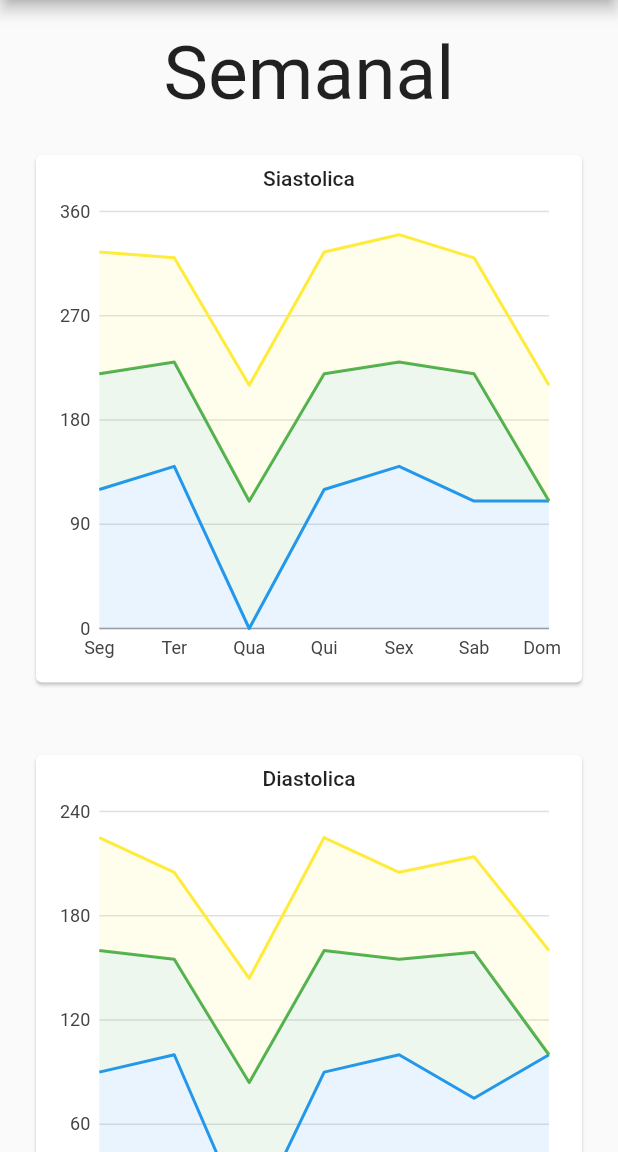
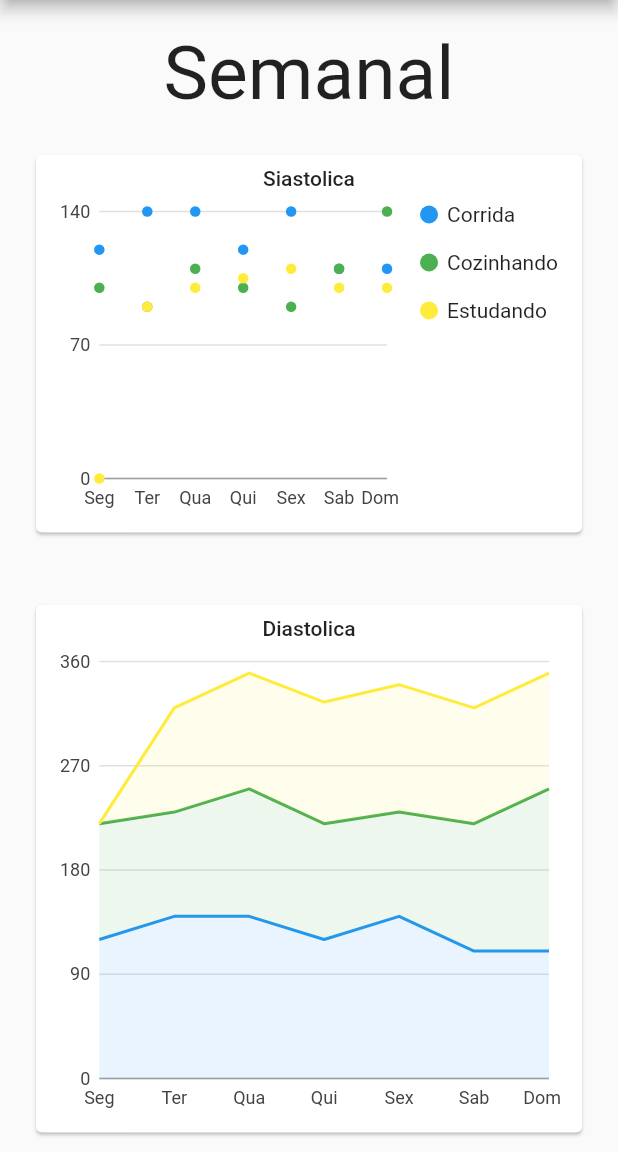
Before and after one commit to BrayanBertan/pressao_arterial, a Flutter app: the RelatorioGraficoPage screen opened directly, swiped to page 2, on a phone screen of 412 x 824 dp, the part 84-1236 px from its top. Run offline on Flutter 3.47's test engine with Material 2 defaults, Android fonts, the phone set to English and light mode, and no system bars; our stand-ins replace charts_flutter, flutter_custom_clippers, flutter_speed_dial, table_calendar.

Commit message:
Grafico bola

```diff
--- a/lib/relatorioGrafico.dart
+++ b/lib/relatorioGrafico.dart
@@ -33,77 +33,35 @@ class _RelatorioGraficoPageState extends State<RelatorioGraficoPage> {
     GraficoConstrutor(eixoX: 6, eixoY: 60),
   ];
 
-  static final List<GraficoConstrutor> _pressaoSiastolicaAtividadeCorrerLista = [
-    GraficoConstrutor(eixoX: 0, eixoY: 120),
-    GraficoConstrutor(eixoX: 1, eixoY: 140),
-    GraficoConstrutor(eixoX: 2, eixoY: null),
-    GraficoConstrutor(eixoX: 3, eixoY: 120),
-    GraficoConstrutor(eixoX: 4, eixoY: 140),
-    GraficoConstrutor(eixoX: 5, eixoY: 110),
-    GraficoConstrutor(eixoX: 6, eixoY: 110),
+  static final List<LinearSales> _pressaoSiastolicaAtividadeCorrerLista = [
+    LinearSales(eixoX: 0, eixoY: 120,r:8.0),
+    LinearSales(eixoX: 1, eixoY: 140,r:8.0),
+    LinearSales(eixoX: 2, eixoY: 140,r:8.0),
+    LinearSales(eixoX: 3, eixoY: 120,r:8.0),
+    LinearSales(eixoX: 4, eixoY: 140,r:8.0),
+    LinearSales(eixoX: 5, eixoY: 110,r:8.0),
+    LinearSales(eixoX: 6, eixoY: 110,r:8.0),
   ];
 
-  static final List<GraficoConstrutor> _pressaoDiastolicaAtividadeCorrerLista = [
-    GraficoConstrutor(eixoX: 0, eixoY: 90),
-    GraficoConstrutor(eixoX: 1, eixoY: 100),
-    GraficoConstrutor(eixoX: 2, eixoY: null),
-    GraficoConstrutor(eixoX: 3, eixoY: 90),
-    GraficoConstrutor(eixoX: 4, eixoY: 100),
-    GraficoConstrutor(eixoX: 5, eixoY: 75),
-    GraficoConstrutor(eixoX: 6, eixoY: 100),
-  ];
-
-   static final List<GraficoConstrutor> _pressaoSiastolicaAtividadeCozinhandoLista = [
-     GraficoConstrutor(eixoX: 0, eixoY: 100),
-     GraficoConstrutor(eixoX: 1, eixoY: 90),
-     GraficoConstrutor(eixoX: 2, eixoY: 110),
-     GraficoConstrutor(eixoX: 3, eixoY: 100),
-     GraficoConstrutor(eixoX: 4, eixoY: 90),
-     GraficoConstrutor(eixoX: 5, eixoY: 110),
-     GraficoConstrutor(eixoX: 6, eixoY: null),
+   static final List<LinearSales> _pressaoSiastolicaAtividadeCozinhandoLista = [
+     LinearSales(eixoX: 0, eixoY: 100,r:8.0),
+     LinearSales(eixoX: 1, eixoY: 90,r:8.0),
+     LinearSales(eixoX: 2, eixoY: 110,r:8.0),
+     LinearSales(eixoX: 3, eixoY: 100,r:8.0),
+     LinearSales(eixoX: 4, eixoY: 90,r:8.0),
+     LinearSales(eixoX: 5, eixoY: 110,r:8.0),
+     LinearSales(eixoX: 6, eixoY: 140,r:8.0),
    ];
 
-   static final List<GraficoConstrutor> _pressaoDiastolicaAtividadeCozinhandoLista = [
-     GraficoConstrutor(eixoX: 0, eixoY: 70),
-     GraficoConstrutor(eixoX: 1, eixoY: 55),
-     GraficoConstrutor(eixoX: 2, eixoY: 84),
-     GraficoConstrutor(eixoX: 3, eixoY: 70),
-     GraficoConstrutor(eixoX: 4, eixoY: 55),
-     GraficoConstrutor(eixoX: 5, eixoY: 84),
-     GraficoConstrutor(eixoX: 6, eixoY: null),
-
+   static final List<LinearSales> _pressaoSiastolicaAtividadeEstudandoLista = [
+     LinearSales(eixoX: 0, eixoY: null,r:8.0),
+     LinearSales(eixoX: 1, eixoY: 90,r:8.0),
+     LinearSales(eixoX: 2, eixoY: 100,r:8.0),
+     LinearSales(eixoX: 3, eixoY: 105,r:8.0),
+     LinearSales(eixoX: 4, eixoY: 110,r:8.0),
+     LinearSales(eixoX: 5, eixoY: 100,r:8.0),
+     LinearSales(eixoX: 6, eixoY: 100,r:8.0),
    ];
-
-   static final List<GraficoConstrutor> _pressaoSiastolicaAtividadeEstudandoLista = [
-     GraficoConstrutor(eixoX: 0, eixoY: 105),
-     GraficoConstrutor(eixoX: 1, eixoY: 90),
-     GraficoConstrutor(eixoX: 2, eixoY: 100),
-     GraficoConstrutor(eixoX: 3, eixoY: 105),
-     GraficoConstrutor(eixoX: 4, eixoY: 110),
-     GraficoConstrutor(eixoX: 5, eixoY: 100),
-     GraficoConstrutor(eixoX: 6, eixoY: 100),
-   ];
-
-   static final List<GraficoConstrutor> _pressaoDiastolicaAtividadeEstudandoLista = [
-     GraficoConstrutor(eixoX: 0, eixoY: 65),
-     GraficoConstrutor(eixoX: 1, eixoY: 50),
-     GraficoConstrutor(eixoX: 2, eixoY: 60),
-     GraficoConstrutor(eixoX: 3, eixoY: 65),
-     GraficoConstrutor(eixoX: 4, eixoY: 50),
-     GraficoConstrutor(eixoX: 5, eixoY: 55),
-     GraficoConstrutor(eixoX: 6, eixoY: 60),
-   ];
-
-
-
-  List<charts.Series<GraficoBarra, String>> _seriesBarra = [
-    charts.Series(
-        id: "GraficoBarraId",
-        data: _exemploBarraLista,
-        domainFn: (GraficoBarra series, _) => series.eixoX,
-        measureFn: (GraficoBarra series, _) => series.eixoY)
-  ];
-
   static List<charts.Series<GraficoConstrutor, int>> seriesSiastolica = [
     charts.Series<GraficoConstrutor, int>(
       id: 'graficoSiastolicaId',
@@ -123,52 +81,31 @@ class _RelatorioGraficoPageState extends State<RelatorioGraficoPage> {
       data: _pressaoDiastolicaTempoLista,
     )
   ];
-  static List<charts.Series<GraficoConstrutor, int>> seriesAtividadeSiastolica = [
-    charts.Series<GraficoConstrutor, int>(
-      id: 'graficoSiastolicaId',
+  static List<charts.Series<LinearSales, int>> seriesAtividadeSiastolica = [
+    charts.Series<LinearSales, int>(
+      id: 'Corrida',
       colorFn: (_, __) => charts.MaterialPalette.blue.shadeDefault,
-      domainFn: (GraficoConstrutor series, _) => series.eixoX,
-      measureFn: (GraficoConstrutor series, _) => series.eixoY,
+      domainFn: (LinearSales series, _) => series.eixoX,
+      measureFn: (LinearSales series, _) => series.eixoY,
+      radiusPxFn: (LinearSales sales, _) => sales.r,
       data: _pressaoSiastolicaAtividadeCorrerLista,
     ),
-    charts.Series<GraficoConstrutor, int>(
-      id: 'graficoSiastolicaId',
+    charts.Series<LinearSales, int>(
+      id: 'Cozinhando',
       colorFn: (_, __) => charts.MaterialPalette.green.shadeDefault,
-      domainFn: (GraficoConstrutor series, _) => series.eixoX,
-      measureFn: (GraficoConstrutor series, _) => series.eixoY,
+      domainFn: (LinearSales series, _) => series.eixoX,
+      measureFn: (LinearSales series, _) => series.eixoY,
+      radiusPxFn: (LinearSales sales, _) => sales.r,
       data: _pressaoSiastolicaAtividadeCozinhandoLista,
     ),
-    charts.Series<GraficoConstrutor, int>(
-      id: 'graficoSiastolicaId',
+    charts.Series<LinearSales, int>(
+      id: 'Estudando',
       colorFn: (_, __) => charts.MaterialPalette.yellow.shadeDefault,
-      domainFn: (GraficoConstrutor series, _) => series.eixoX,
-      measureFn: (GraficoConstrutor series, _) => series.eixoY,
+      domainFn: (LinearSales series, _) => series.eixoX,
+      measureFn: (LinearSales series, _) => series.eixoY,
+      radiusPxFn: (LinearSales sales, _) => sales.r,
       data: _pressaoSiastolicaAtividadeEstudandoLista,
     )
-  ];
-
-  static List<charts.Series<GraficoConstrutor, int>> seriesAtividadeDiastolica = [
-    charts.Series<GraficoConstrutor, int>(
-      id: 'graficoDiastolicaId',
-      colorFn: (_, __) => charts.MaterialPalette.blue.shadeDefault,
-      domainFn: (GraficoConstrutor series, _) => series.eixoX,
-      measureFn: (GraficoConstrutor series, _) => series.eixoY,
-      data: _pressaoDiastolicaAtividadeCorrerLista,
-    ),
-    charts.Series<GraficoConstrutor, int>(
-      id: 'graficoDiastolicaId',
-      colorFn: (_, __) => charts.MaterialPalette.green.shadeDefault,
-      domainFn: (GraficoConstrutor series, _) => series.eixoX,
-      measureFn: (GraficoConstrutor series, _) => series.eixoY,
-      data: _pressaoDiastolicaAtividadeCozinhandoLista,
-    ),
-    charts.Series<GraficoConstrutor, int>(
-      id: 'graficoDiastolicaId',
-      colorFn: (_, __) => charts.MaterialPalette.yellow.shadeDefault,
-      domainFn: (GraficoConstrutor series, _) => series.eixoX,
-      measureFn: (GraficoConstrutor series, _) => series.eixoY,
-      data: _pressaoDiastolicaAtividadeEstudandoLista,
-    ),
   ];
   final eixoXPersonalizado = charts.BasicNumericTickFormatterSpec((num valor) {
     switch(valor) {
@@ -294,7 +231,7 @@ class _RelatorioGraficoPageState extends State<RelatorioGraficoPage> {
                 ),
               ),
               Container(
-                height: 400,
+                height: 300,
                 padding: EdgeInsets.all(20),
                 child: Card(
                   child: Padding(
@@ -306,21 +243,22 @@ class _RelatorioGraficoPageState extends State<RelatorioGraficoPage> {
                           style: Theme.of(context).textTheme.body2,
                         ),
                         Expanded(
-                          child: charts.LineChart(
+                          child: charts.ScatterPlotChart(
                             seriesAtividadeSiastolica,
-                            defaultRenderer:
-                            new charts.LineRendererConfig(includeArea: true, stacked: true),
                             animate: true,
                             primaryMeasureAxis: new charts.NumericAxisSpec(
                                 tickProviderSpec:
                                 new charts.BasicNumericTickProviderSpec(
-                                    desiredTickCount: 5)),
+                                    desiredTickCount: 3)),
                             domainAxis: charts.NumericAxisSpec(
                               tickProviderSpec:
                               charts.BasicNumericTickProviderSpec(
                                   desiredTickCount: 7),
                               tickFormatterSpec: eixoXPersonalizado,
                             ),
+                            behaviors: [
+                              new charts.SeriesLegend(position: charts.BehaviorPosition.end),
+                            ],
                           ),
                         ),
                       ],
@@ -342,7 +280,7 @@ class _RelatorioGraficoPageState extends State<RelatorioGraficoPage> {
                         ),
                         Expanded(
                           child: charts.LineChart(
-                            seriesAtividadeDiastolica,
+                            seriesAtividadeSiastolica,
                             defaultRenderer:
                             new charts.LineRendererConfig(includeArea: true, stacked: true),
                             animate: true,
@@ -369,55 +307,7 @@ class _RelatorioGraficoPageState extends State<RelatorioGraficoPage> {
     ])
     );
   }
-
-  static final List<GraficoBarra> _exemploBarraLista = [
-    GraficoBarra(
-      eixoX: "Segunda",
-      eixoY: 10,
-      barColor: charts.ColorUtil.fromDartColor(gc.corPadrao),
-    ),
-    GraficoBarra(
-      eixoX: "Terça",
-      eixoY: 9,
-      barColor: charts.ColorUtil.fromDartColor(gc.corPadrao),
-    ),
-    GraficoBarra(
-      eixoX: "Quarta",
-      eixoY: 11,
-      barColor: charts.ColorUtil.fromDartColor(gc.corPadrao),
-    ),
-    GraficoBarra(
-      eixoX: "Quinta",
-      eixoY: 14,
-      barColor: charts.ColorUtil.fromDartColor(gc.corPadrao),
-    ),
-    GraficoBarra(
-      eixoX: "Sexta",
-      eixoY: 15,
-      barColor: charts.ColorUtil.fromDartColor(gc.corPadrao),
-    ),
-    GraficoBarra(
-      eixoX: "Sabado",
-      eixoY: 8,
-      barColor: charts.ColorUtil.fromDartColor(gc.corPadrao),
-    ),
-    GraficoBarra(
-      eixoX: "Domingo",
-      eixoY: 11,
-      barColor: charts.ColorUtil.fromDartColor(gc.corPadrao),
-    ),
-  ];
 }
-
-class GraficoBarra {
-  final String eixoX;
-  final int eixoY;
-  final charts.Color barColor;
-
-  GraficoBarra(
-      {@required this.eixoX, @required this.eixoY, @required this.barColor});
-}
-
 /// Sample linear data type.
 class GraficoConstrutor {
   final int eixoX;
@@ -425,3 +315,19 @@ class GraficoConstrutor {
 
   GraficoConstrutor({@required this.eixoX, @required this.eixoY});
 }
+
+class LinearSales {
+  final int eixoX;
+  final double eixoY;
+  final double r;
+
+  LinearSales({@required this.eixoX,@required  this.eixoY,@required  this.r});
+}
+
+/// Sample ordinal data type.
+class OrdinalSales {
+  final String eixoX;
+  final int eixoY;
+
+  OrdinalSales({@required this.eixoX,@required  this.eixoY});
+}
```
